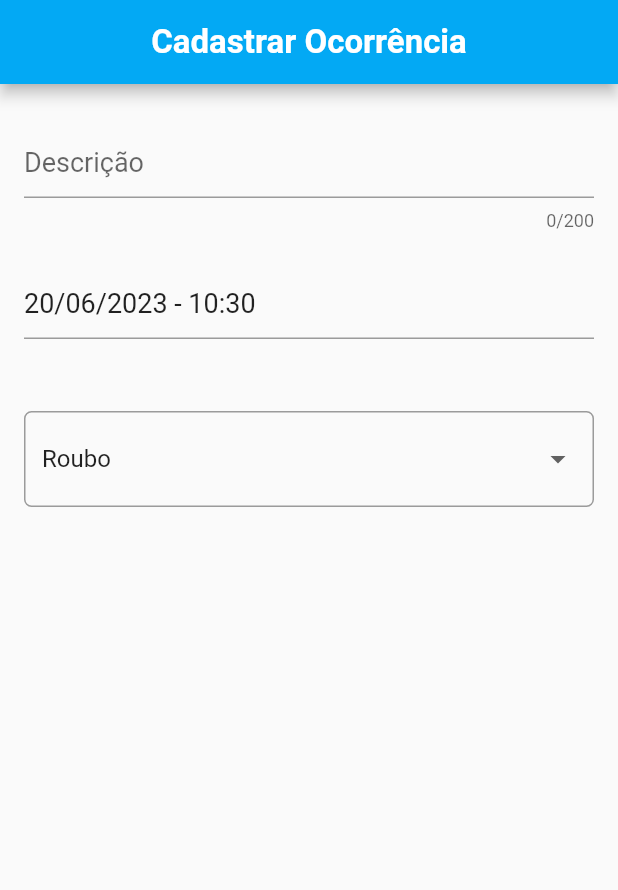
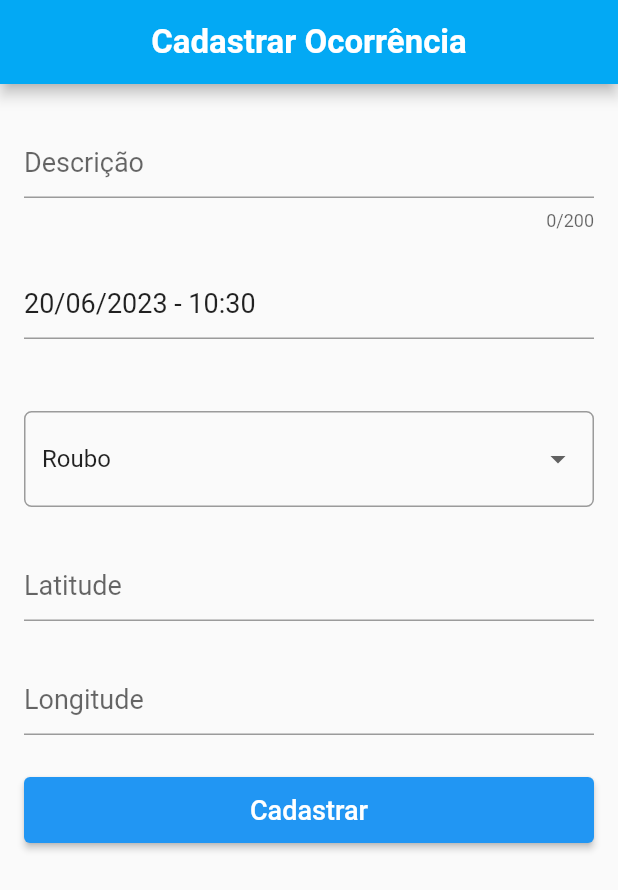
Before and after one commit to JoaoVictorPataro/ProjetoMC426, a Flutter app: the RegisterEventScreen screen opened directly, on a phone screen of 412 x 824 dp. Shown: the top 890 px of the screen. Run offline on Flutter 3.47's test engine with Material 2 defaults, Android fonts, the phone set to English and light mode, and no system bars; drawn by our look-alikes of date_field; our stand-ins replace cloud_firestore, firebase_auth, firebase_core, google_maps_flutter; missing offline and left inert: map_location_picker; accounts and stored records are empty.

Commit message:
save event data on Firebase when submit button is clicked

```diff
--- a/lib/login_screen.dart
+++ b/lib/login_screen.dart
@@ -1,6 +1,7 @@
 import 'package:flutter/material.dart';
 import 'package:safe_neighborhood/map.dart';
 import 'package:safe_neighborhood/models/user_model.dart';
+import 'package:safe_neighborhood/register_event_screen.dart';
 import 'package:safe_neighborhood/signup_screen.dart';
 import 'package:scoped_model/scoped_model.dart';
 import 'package:safe_neighborhood/main.dart';
@@ -153,7 +154,7 @@ class _LoginScreenState extends State<LoginScreen> {
   }
 
   void _onSuccess() {
-    navigatorKey.currentState?.pushReplacement(MaterialPageRoute(builder: (_) => const SimpleMap()));
+    navigatorKey.currentState?.pushReplacement(MaterialPageRoute(builder: (_) => const RegisterEventScreen()));
   }
 
   void _onFail() {
--- a/lib/main.dart
+++ b/lib/main.dart
@@ -30,7 +30,7 @@ class MyApp extends StatelessWidget {
         theme: ThemeData(
           primarySwatch: Colors.blue,
         ),
-        home: const RegisterEventScreen(),
+        home: const LoginScreen(),
       ),
     );
   }
--- a/lib/register_event_screen.dart
+++ b/lib/register_event_screen.dart
@@ -1,9 +1,11 @@
+import 'package:cloud_firestore/cloud_firestore.dart';
 import 'package:date_field/date_field.dart';
 import 'package:flutter/material.dart';
-import 'package:flutter_google_location_picker/export.dart';
+import 'main.dart';
 import 'package:intl/intl.dart';
 import 'package:map_location_picker/map_location_picker.dart';
-import 'package:flutter_google_location_picker/flutter_google_location_picker.dart';
+import 'package:safe_neighborhood/models/user_model.dart';
+import 'package:scoped_model/scoped_model.dart';
 
 class RegisterEventScreen extends StatefulWidget {
   const RegisterEventScreen({Key? key}) : super(key: key);
@@ -13,13 +15,23 @@ class RegisterEventScreen extends StatefulWidget {
 }
 
 class _RegisterEventScreenState extends State<RegisterEventScreen> {
+  final docs = FirebaseFirestore.instance;
+
   final _descriptionController = TextEditingController();
+  final _latController = TextEditingController();
+  final _longController = TextEditingController();
+
+  final _formKey = GlobalKey<FormState>();
+  final _scaffoldKey = GlobalKey<ScaffoldMessengerState>();
+
   final _types = ["Roubo", "Furto"];
   String _currentSelectedValue = "Roubo";
+  DateTime _dateTime = DateTime.now();
 
   @override
   Widget build(BuildContext context) {
     return ScaffoldMessenger(
+      key: _scaffoldKey,
       child: Scaffold(
         appBar: AppBar(
           backgroundColor: Colors.lightBlue,
@@ -33,7 +45,14 @@ class _RegisterEventScreenState extends State<RegisterEventScreen> {
             ),
           ),
         ),
-        body: Form(
+        body: ScopedModelDescendant<UserModel>(
+          builder: (context, child, model) {
+            if (model.isLoading) {
+              return const Center(child: CircularProgressIndicator());
+            }
+
+            return Form(
+                key: _formKey,
                 child: ListView(
                   padding: const EdgeInsets.fromLTRB(16.0, 28.0, 16.0, 16.0),
                   children: <Widget>[
@@ -63,6 +82,9 @@ class _RegisterEventScreenState extends State<RegisterEventScreen> {
                       mode: DateTimeFieldPickerMode.dateAndTime,
                       dateFormat: DateFormat('dd/MM/yyyy - HH:mm'),
                       initialValue: DateTime.now(),
+                      onDateSelected: (DateTime date) {
+                        _dateTime = date;
+                      },
                     ),
                     const SizedBox(
                       height: 48.0,
@@ -96,24 +118,124 @@ class _RegisterEventScreenState extends State<RegisterEventScreen> {
                         );
                       },
                     ),
-              const SizedBox(
-                height: 48.0,
+                    /*const SizedBox(
+                      height: 28.0,
                     ),
-              /*SizedBox(
-                height: 256.0,
-                child: FlutterGoogleLocationPicker(
-                  center: LatLong(latitude: -22.81770548926072, longitude: -47.06867993916107),
-                  onPicked: (pickedData) {
-                    print(pickedData.latLong.latitude);
-                    print(pickedData.latLong.longitude);
-                    print(pickedData.address);
+                    SizedBox(
+                      height: 44.0,
+                      child: ElevatedButton(
+                        style: ElevatedButton.styleFrom(
+                          backgroundColor: Colors.deepOrangeAccent,
+                        ),
+                        child: const Text(
+                          "Selecionar Local",
+                          style: TextStyle(
+                            fontSize: 18.0,
+                            color: Colors.white,
+                          ),
+                        ),
+                        onPressed: () {
+                          MapLocationPicker();
                         },
                       ),
                     ),*/
+                    const SizedBox(
+                      height: 28.0,
+                    ),
+                    TextFormField(
+                      controller: _latController,
+                      decoration: const InputDecoration(
+                        hintText: "Latitude",
+                      ),
+                      style: const TextStyle(
+                        fontSize: 18,
+                      ),
+                      keyboardType: TextInputType.number,
+                      validator: (text) {
+                        if (text == "") return "Adicione uma latitude";
+                      },
+                    ),
+                    const SizedBox(
+                      height: 28.0,
+                    ),
+                    TextFormField(
+                      controller: _longController,
+                      decoration: const InputDecoration(
+                        hintText: "Longitude",
+                      ),
+                      style: const TextStyle(
+                        fontSize: 18,
+                      ),
+                      keyboardType: TextInputType.number,
+                      validator: (text) {
+                        if (text == "") return "Adicione uma longitude";
+                      },
+                    ),
+                    const SizedBox(
+                      height: 28.0,
+                    ),
+                    SizedBox(
+                      height: 44.0,
+                      child: ElevatedButton(
+                        child: const Text(
+                          "Cadastrar",
+                          style: TextStyle(
+                            fontSize: 18.0,
+                            color: Colors.white,
+                          ),
+                        ),
+                        onPressed: () {
+                          if (_formKey.currentState?.validate() == true) {
+                            if (model.isLoggedIn()) {
+                              try {
+                                docs.collection('events').add({
+                                  "description": _descriptionController.text,
+                                  "type": _currentSelectedValue,
+                                  "user": docs.collection('users').doc(
+                                      model.firebaseUser?.uid ?? ""),
+                                  "date-time": _dateTime,
+                                  "location": GeoPoint(
+                                      double.parse(_latController.text),
+                                      double.parse(_longController.text)),
+                                });
+                                _onSuccess();
+                              } catch (error) {
+                                _onFail();
+                              }
+                            }
+                          }
+                        },
+                      ),
+                    ),
                   ],
                 )
+            );
+          },
         ),
       ),
     );
   }
+
+  void _onSuccess() {
+    _clearForm();
+    _scaffoldKey.currentState?.showSnackBar(
+        const SnackBar(content: Text("Ocorrência cadastrada com sucesso!"),
+          backgroundColor: Colors.green,
+          duration: Duration(seconds: 2),)
+    );
   }
+
+  void _onFail() {
+    _scaffoldKey.currentState?.showSnackBar(
+        const SnackBar(content: Text("Erro ao cadastrar ocorrência!"),
+          backgroundColor: Colors.redAccent,
+          duration: Duration(seconds: 2),)
+    );
+  }
+
+  void _clearForm() {
+    _descriptionController.clear();
+    _latController.clear();
+    _longController.clear();
+  }
+}
```
Also changed, not shown: pubspec.lock. Lines whose indentation alone changed are shown as unchanged.
